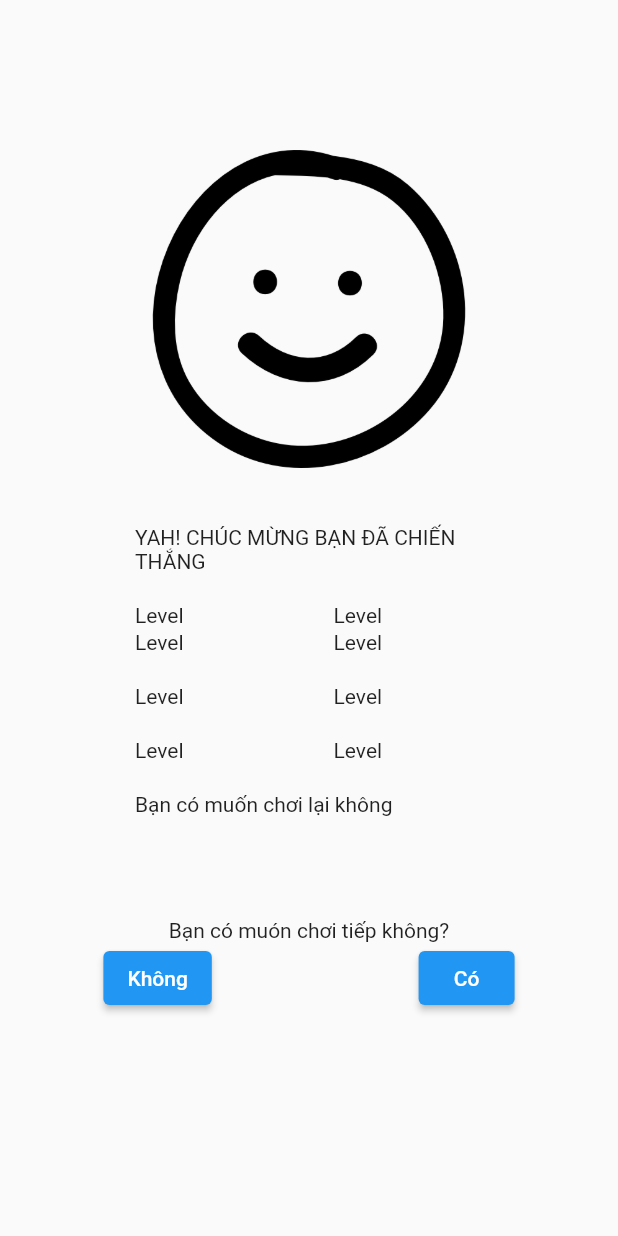
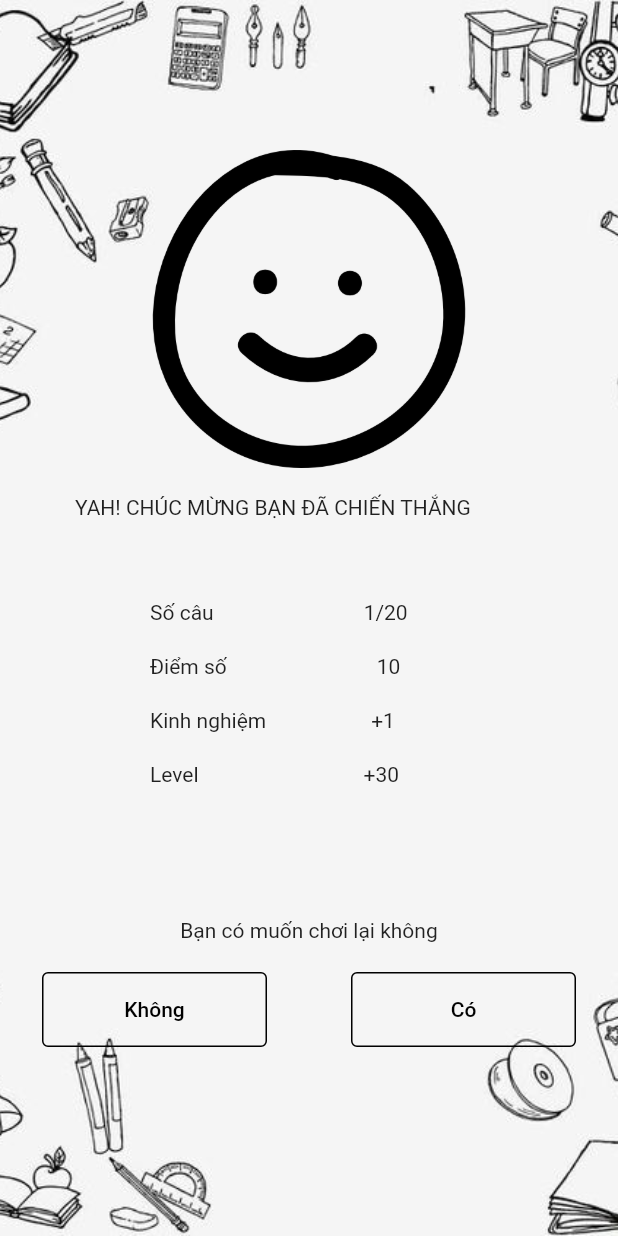
Before and after one commit to Mavviss/Tribe, a Flutter app: the WinSingle screen opened directly, on a phone screen of 412 x 824 dp. Run offline on Flutter 3.47's test engine with Material 2 defaults, Android fonts, the phone set to English and light mode, and no system bars; our stand-ins replace flutter_svg, gradient_borders; network calls fail; project files that could hold a hidden picture were left out.

Commit message:
cap nhat moi

```diff
--- a/us01/doan/lib/main.dart
+++ b/us01/doan/lib/main.dart
@@ -4,8 +4,10 @@ import 'package:doan/screen/chonmanchoi.dart';
 import 'package:doan/screen/information.dart';
 import 'package:doan/screen/rank.dart';
 import 'package:doan/screen/single.dart';
+import 'package:doan/screen/thangmanchoidon.dart';
 import 'package:doan/screen/thangmanhinhchoidoikhang.dart';
 import 'package:doan/screen/thua_man_choi_don.dart';
+import 'package:doan/screen/thuachoidonScreen.dart';
 import 'package:doan/screen/wait_battle.dart';
 import 'package:flutter/material.dart';
 
--- a/us01/doan/lib/models/appBar.dart
+++ b/us01/doan/lib/models/appBar.dart
@@ -146,8 +146,6 @@ class appBar extends StatelessWidget {
                       ],
                     ),
                   ),
-
-
                   //container chứa coin
                   Container(
                     child: Stack(
--- a/us01/doan/lib/screen/thangmanchoidon.dart
+++ b/us01/doan/lib/screen/thangmanchoidon.dart
@@ -9,6 +9,12 @@ class WinSingle extends StatelessWidget {
   Widget build(BuildContext context) {
     return Scaffold(
       body: SafeArea(
+        child: Container(
+              decoration: const BoxDecoration(
+                image: DecorationImage(
+                    image: AssetImage("images/background.jpg"),
+                    fit: BoxFit.cover),
+              ),
           child: Column(
             children: [
               Stack(
@@ -19,76 +25,98 @@ class WinSingle extends StatelessWidget {
                     child: Image.asset('images/Congrats.png'),
                     height: MediaQuery.of(context).size.height / 2,
                   ),
+                  const Padding(
+                            padding: EdgeInsets.only(top:330, left: 50),
+                            child: Text('YAH! CHÚC MỪNG BẠN ĐÃ CHIẾN THẮNG'),
+                          ),
+
                   Padding(
-                  padding: const EdgeInsets.fromLTRB(90, 350, 0, 0),
+                    padding: const EdgeInsets.fromLTRB(100, 350, 0, 0),
                       child: Column(
                         children: [
-                         const Padding(
-                          padding: EdgeInsets.only(right: 100),
-                          child: Text('YAH! CHÚC MỪNG BẠN ĐÃ CHIẾN THẮNG'),
-                        ),
-                        const SizedBox(height: 20,),
+
+                        const SizedBox(height: 50),
                           Row(
-                          children: const[
-                            Text('Level'),
+
+                            children: const [
+                              Text('Số câu'),
                               Padding(
                                 padding: EdgeInsets.only(left: 100),
-                              child: Text('Level'),
-                            ),
-                          ],
-                        ),
-                        const SizedBox(height: 2),
-                        Row(
-                          children: const[
-                            Text('Level'),
-                            Padding(
-                              padding:  EdgeInsets.only(left: 100),
-                              child: Text('Level'),
-                            ),
-                          ],
-                        ),
-                        const SizedBox(height: 20,),
-                        Row(
-                          children: const[
-                            Text('Level',),
-                            Padding(
-                              padding:  EdgeInsets.only(left: 100),
-                              child: Text('Level'),
+                                child: Text('1/20'),
                               ),
                             ],
                           ),
                           const SizedBox(height: 20),
                           Row(
                             children: const [
-                            Text('Level',),
+                              Text('Điểm số'),
                               Padding(
                                 padding: EdgeInsets.only(left: 100),
-                              child: Text('Level'),
+                                child: Text('10'),
+                              ),
+                            ],
+                          ),
+                          const SizedBox(
+                            height: 20,
+                          ),
+                          Row(
+                            children: const [
+                              Text(
+                                'Kinh nghiệm',
+                              ),
+                              Padding(
+                                padding: EdgeInsets.only(left: 70),
+                                child: Text('+1'),
                               ),
                             ],
                           ),
                           const SizedBox(height: 20),
                           Row(
                             children: const [
-                            Text('Bạn có muốn chơi lại không'),
+                              Text(
+                                'Level',
+                              ),
+                              Padding(
+                                padding: EdgeInsets.only(left: 110),
+                                child: Text('+30'),
+                              ),
                             ],
                           ),
+
                         ],
                       ),
                   ),
                 ],
               ),
-            const Text('Bạn có muón chơi tiếp không?'),
+               Center(child: Text('Bạn có muốn chơi lại không')),
+                const SizedBox(height: 20),
                 Row(
                   mainAxisAlignment: MainAxisAlignment.spaceAround,
                   children: [
-                ElevatedButton(onPressed: () {}, child: const Text('Không')),
-                ElevatedButton(onPressed: () {}, child: const Text('Có')),
+                    OutlinedButton(
+                      onPressed: () {},
+                      child: Text('Không'),
+                      style: OutlinedButton.styleFrom(
+                        minimumSize: Size(150, 50),
+                        side: BorderSide(width: 1),
+                        primary: Colors.black,
+                      ),
+                    ),
+                    OutlinedButton(
+                      onPressed: () {},
+                      child: Text('Có'),
+                      style: OutlinedButton.styleFrom(
+                        minimumSize: Size(150, 50),
+                        side: BorderSide(width: 1),
+                        primary: Colors.black,
+                      ),
+                    ),
                   ],
                 )
             ],
           ),
         ),
+      ),
     );
   }
 }
```
Also changed, not shown: us01/doan/lib/screen/thangmanhinhchoidoikhang.dart (+23 -2 lines), us01/doan/lib/screen/thua_man_choi_don.dart (+16 -2 lines), us01/doan/lib/screen/thuachoidonScreen.dart (+63 -37 lines), us01/doan/lib/screen/wait_battle.dart (+19 -3 lines). Lines whose indentation alone changed are shown as unchanged.
